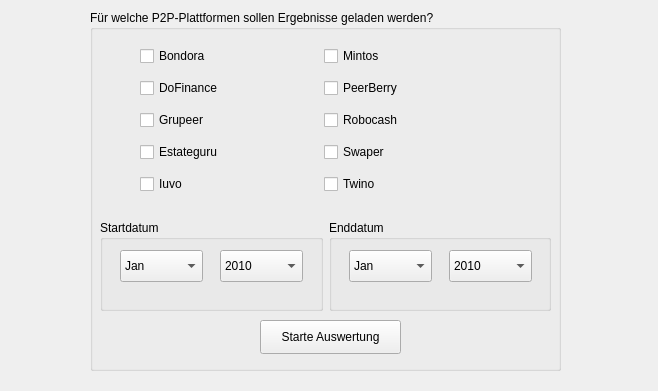
Qt form ui/main_window.ui (Ceystyle/easyp2p) before a commit.
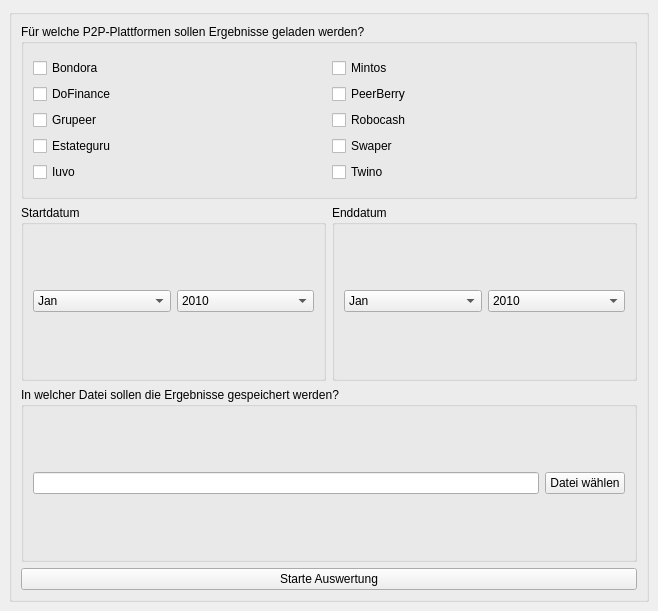
The same form after that commit.

Commit message: Get output file from user through GUI

What changed in the file:
```diff
--- a/ui/main_window.ui
+++ b/ui/main_window.ui
@@ -7,37 +7,29 @@
     <x>0</x>
     <y>0</y>
     <width>658</width>
-    <height>391</height>
+    <height>611</height>
    </rect>
   </property>
   <property name="windowTitle">
    <string>MainWindow</string>
   </property>
   <widget class="QWidget" name="centralWidget">
-   <widget class="QWidget" name="verticalLayoutWidget">
-    <property name="geometry">
-     <rect>
-      <x>90</x>
-      <y>10</y>
-      <width>471</width>
-      <height>361</height>
-     </rect>
-    </property>
-    <layout class="QVBoxLayout" name="verticalLayout">
+   <layout class="QVBoxLayout" name="verticalLayout_2">
+    <item>
+     <layout class="QHBoxLayout" name="horizontalLayout_2">
      <item>
       <widget class="QGroupBox" name="groupBox">
        <property name="title">
+         <string/>
+        </property>
+        <layout class="QVBoxLayout" name="verticalLayout">
+         <item>
+          <widget class="QGroupBox" name="groupBox_4">
+           <property name="title">
         <string>Für welche P2P-Plattformen sollen Ergebnisse geladen werden?</string>
        </property>
-       <widget class="QWidget" name="gridLayoutWidget">
-        <property name="geometry">
-         <rect>
-          <x>50</x>
-          <y>30</y>
-          <width>361</width>
-          <height>161</height>
-         </rect>
-        </property>
+           <layout class="QVBoxLayout" name="verticalLayout_3">
+            <item>
         <layout class="QGridLayout" name="gridLayout">
          <item row="0" column="0">
           <widget class="QCheckBox" name="checkBox_bondora">
@@ -110,31 +102,22 @@
           </widget>
          </item>
         </layout>
-       </widget>
-       <widget class="QWidget" name="horizontalLayoutWidget">
-        <property name="geometry">
-         <rect>
-          <x>10</x>
-          <y>210</y>
-          <width>451</width>
-          <height>91</height>
-         </rect>
-        </property>
+            </item>
+           </layout>
+          </widget>
+         </item>
+         <item>
         <layout class="QHBoxLayout" name="horizontalLayout">
          <item>
           <widget class="QGroupBox" name="groupBox_2">
            <property name="title">
             <string>Startdatum</string>
            </property>
+             <layout class="QVBoxLayout" name="verticalLayout_4">
+              <item>
+               <layout class="QHBoxLayout" name="horizontalLayout_3">
+                <item>
            <widget class="QComboBox" name="comboBox_start_month">
-            <property name="geometry">
-             <rect>
-              <x>20</x>
-              <y>30</y>
-              <width>83</width>
-              <height>32</height>
-             </rect>
-            </property>
             <item>
              <property name="text">
               <string>Jan</string>
@@ -196,15 +179,9 @@
              </property>
             </item>
            </widget>
+                </item>
+                <item>
            <widget class="QComboBox" name="comboBox_start_year">
-            <property name="geometry">
-             <rect>
-              <x>120</x>
-              <y>30</y>
-              <width>83</width>
-              <height>32</height>
-             </rect>
-            </property>
             <item>
              <property name="text">
               <string>2010</string>
@@ -251,6 +228,10 @@
              </property>
             </item>
            </widget>
+                </item>
+               </layout>
+              </item>
+             </layout>
           </widget>
          </item>
          <item>
@@ -258,15 +239,11 @@
            <property name="title">
             <string>Enddatum</string>
            </property>
+             <layout class="QHBoxLayout" name="horizontalLayout_5">
+              <item>
+               <layout class="QHBoxLayout" name="horizontalLayout_4">
+                <item>
            <widget class="QComboBox" name="comboBox_end_month">
-            <property name="geometry">
-             <rect>
-              <x>20</x>
-              <y>30</y>
-              <width>83</width>
-              <height>32</height>
-             </rect>
-            </property>
             <item>
              <property name="text">
               <string>Jan</string>
@@ -328,15 +305,9 @@
              </property>
             </item>
            </widget>
+                </item>
+                <item>
            <widget class="QComboBox" name="comboBox_end_year">
-            <property name="geometry">
-             <rect>
-              <x>120</x>
-              <y>30</y>
-              <width>83</width>
-              <height>32</height>
-             </rect>
-            </property>
             <item>
              <property name="text">
               <string>2010</string>
@@ -383,27 +354,54 @@
              </property>
             </item>
            </widget>
+                </item>
+               </layout>
+              </item>
+             </layout>
           </widget>
          </item>
         </layout>
-       </widget>
+         </item>
+         <item>
+          <widget class="QGroupBox" name="groupBox_5">
+           <property name="title">
+            <string>In welcher Datei sollen die Ergebnisse gespeichert werden?</string>
+           </property>
+           <layout class="QVBoxLayout" name="verticalLayout_5">
+            <item>
+             <layout class="QHBoxLayout" name="horizontalLayout_6">
+              <item>
+               <widget class="QLineEdit" name="lineEdit_output_file">
+                <property name="readOnly">
+                 <bool>true</bool>
+                </property>
+               </widget>
+              </item>
+              <item>
+               <widget class="QPushButton" name="pushButton_file_chooser">
+                <property name="text">
+                 <string>Datei wählen</string>
+                </property>
+               </widget>
+              </item>
+             </layout>
+            </item>
+           </layout>
+          </widget>
+         </item>
+         <item>
        <widget class="QPushButton" name="pushButton_start">
-        <property name="geometry">
-         <rect>
-          <x>170</x>
-          <y>310</y>
-          <width>141</width>
-          <height>34</height>
-         </rect>
-        </property>
         <property name="text">
          <string>Starte Auswertung</string>
         </property>
        </widget>
-      </widget>
      </item>
     </layout>
    </widget>
+      </item>
+     </layout>
+    </item>
+   </layout>
   </widget>
  </widget>
  <resources/>
```
Left out of the diff: 2 changed lines with no effect on the pictures. Lines whose indentation alone changed are shown as unchanged. The commit also changes 4 other files.
